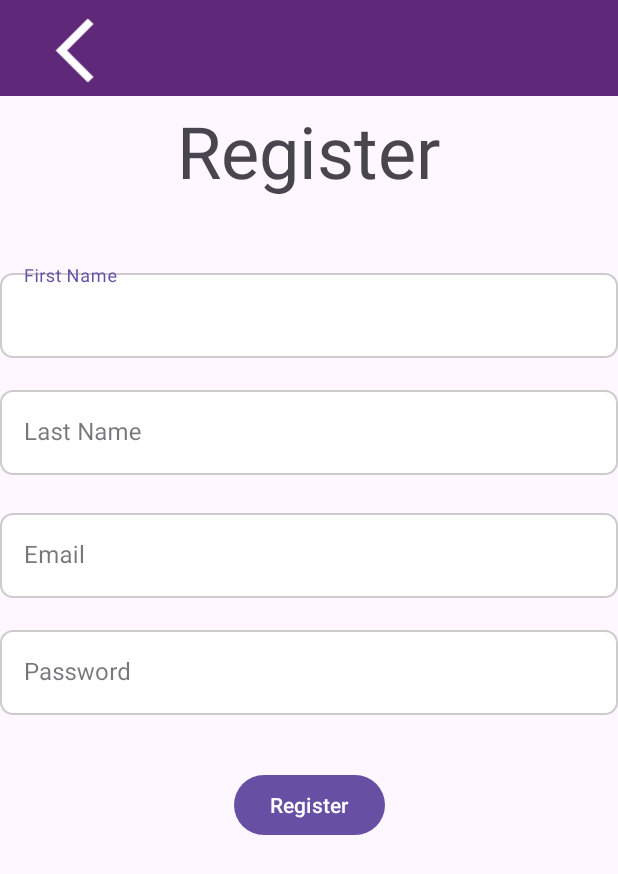
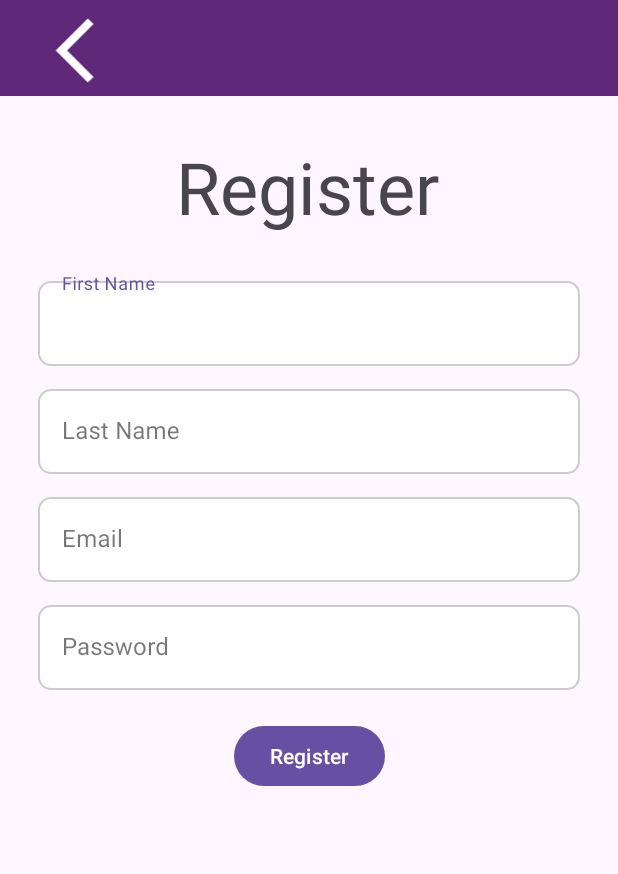
Before and after one commit to Hadicheayto/AndroidFinalProject, an Android app: the RegisterActivity screen opened directly, with no data from a screen before it, on a phone screen of 412 x 824 dp. Shown: the top 874 px of the screen. Run offline under Robolectric (Android 15) with nearby library versions, the phone set to English and light mode, and no system bars.

Commit message:
add more code and adjustments

```diff
--- a/app/build.gradle.kts
+++ b/app/build.gradle.kts
@@ -58,4 +58,6 @@ dependencies {
 
 
 
+
+
 }
--- a/app/src/main/java/com/example/tpproject/PropertyViewModel.kt
+++ b/app/src/main/java/com/example/tpproject/PropertyViewModel.kt
@@ -5,6 +5,7 @@ import androidx.lifecycle.MutableLiveData
 import androidx.lifecycle.ViewModel
 import com.example.tpproject.data.Property
 import com.example.tpproject.data.PropertyRepository
+import com.example.tpproject.data.TABLE_NAME
 import com.example.tpproject.data.User
 
 //class PropertyViewModel(private val propertyRepository: PropertyRepository) : ViewModel() {
@@ -52,4 +53,8 @@ class PropertyViewModel(private val propertyRepository: PropertyRepository) : Vi
         return propertyRepository.getUserByEmailAndPassword(email, password)
     }
 
+    fun deleteAllProperties(): Int {
+        return  propertyRepository.deleteAllProperties()
+    }
+
 }
--- a/app/src/main/java/com/example/tpproject/SignInActivity.kt
+++ b/app/src/main/java/com/example/tpproject/SignInActivity.kt
@@ -3,6 +3,7 @@ package com.example.tpproject
 import android.content.Intent
 import androidx.appcompat.app.AppCompatActivity
 import android.os.Bundle
+import android.util.Log
 import android.widget.Button
 import android.widget.EditText
 import android.widget.ImageView
@@ -36,7 +37,9 @@ class SignInActivity : AppCompatActivity() {
 
             if(validateForm(email,password))
             {
-                val user = viewModel.getUserByEmailAndPassword(email.text.toString(),password.text.toString())
+
+
+                val user = viewModel.getUserByEmailAndPassword(email.text.toString().lowercase(),password.text.toString())
 
                 if (user != null)
                 {
--- a/app/src/main/java/com/example/tpproject/data/DataBaseHandler.kt
+++ b/app/src/main/java/com/example/tpproject/data/DataBaseHandler.kt
@@ -233,4 +233,9 @@ class DataBaseHandler(context: Context) : SQLiteOpenHelper(context, DATABASE_NAM
         }
     }
 
+    fun deleteAllProperties(): Int {
+        val db = writableDatabase
+        return db.delete(TABLE_NAME, null, null)
+    }
+
 }
--- a/app/src/main/java/com/example/tpproject/data/PropertyRepository.kt
+++ b/app/src/main/java/com/example/tpproject/data/PropertyRepository.kt
@@ -73,6 +73,10 @@ class PropertyRepository private constructor(private val dataBaseHandler: DataBa
         return dataBaseHandler.getUserByEmailAndPassword(email, password)
     }
 
+    fun deleteAllProperties(): Int {
+        return dataBaseHandler.deleteAllProperties()
+    }
+
     companion object {
         @Volatile
         private var instance: PropertyRepository? = null
--- a/app/src/main/res/layout/activity_register.xml
+++ b/app/src/main/res/layout/activity_register.xml
@@ -5,6 +5,115 @@
     android:layout_width="match_parent"
     android:layout_height="match_parent"
     tools:context=".RegisterActivity">
+
+    <androidx.constraintlayout.widget.ConstraintLayout
+        android:layout_width="0dp"
+        android:layout_height="0dp"
+        android:padding="25dp"
+        app:layout_constraintBottom_toBottomOf="parent"
+        app:layout_constraintEnd_toEndOf="parent"
+        app:layout_constraintHorizontal_bias="1.0"
+        app:layout_constraintStart_toStartOf="parent"
+        app:layout_constraintTop_toBottomOf="@+id/textView"
+        app:layout_constraintVertical_bias="0.0">
+
+        <com.google.android.material.textfield.TextInputLayout
+            android:id="@+id/fnameContainer"
+            style="@style/Widget.MaterialComponents.TextInputLayout.OutlinedBox"
+            android:layout_width="0dp"
+            android:layout_height="wrap_content"
+            app:layout_constraintEnd_toEndOf="parent"
+            app:layout_constraintStart_toStartOf="parent"
+            app:layout_constraintTop_toTopOf="parent">
+
+            <EditText
+                android:id="@+id/fnameReg"
+                android:layout_width="match_parent"
+                android:layout_height="wrap_content"
+                android:background="@drawable/border_spinner"
+                android:ems="10"
+                android:hint="First Name"
+                android:inputType="text"
+                android:minHeight="48dp"
+                android:paddingLeft="5dp" />
+        </com.google.android.material.textfield.TextInputLayout>
+
+        <com.google.android.material.textfield.TextInputLayout
+            android:id="@+id/lnameContainer"
+            style="@style/Widget.MaterialComponents.TextInputLayout.OutlinedBox"
+            android:layout_width="0dp"
+            android:layout_height="wrap_content"
+            android:layout_marginTop="10dp"
+            app:layout_constraintEnd_toEndOf="parent"
+            app:layout_constraintStart_toStartOf="parent"
+            app:layout_constraintTop_toBottomOf="@+id/fnameContainer">
+
+            <EditText
+                android:id="@+id/lnameReg"
+                android:layout_width="match_parent"
+                android:layout_height="wrap_content"
+                android:background="@drawable/border_spinner"
+                android:ems="10"
+                android:hint="Last Name"
+                android:inputType="text"
+                android:minHeight="48dp"
+                android:paddingLeft="5dp" />
+        </com.google.android.material.textfield.TextInputLayout>
+
+        <com.google.android.material.textfield.TextInputLayout
+            android:id="@+id/emailContainer"
+            style="@style/Widget.MaterialComponents.TextInputLayout.OutlinedBox"
+            android:layout_width="0dp"
+            android:layout_height="wrap_content"
+            android:layout_marginTop="10dp"
+            app:layout_constraintEnd_toEndOf="parent"
+            app:layout_constraintStart_toStartOf="parent"
+            app:layout_constraintTop_toBottomOf="@+id/lnameContainer">
+
+            <EditText
+                android:id="@+id/emailReg"
+                android:layout_width="match_parent"
+                android:layout_height="wrap_content"
+                android:background="@drawable/border_spinner"
+                android:ems="10"
+                android:hint="Email"
+                android:inputType="textEmailAddress"
+                android:minHeight="48dp"
+                android:paddingLeft="5dp" />
+        </com.google.android.material.textfield.TextInputLayout>
+
+        <com.google.android.material.textfield.TextInputLayout
+            android:id="@+id/passwordContainer"
+            style="@style/Widget.MaterialComponents.TextInputLayout.OutlinedBox"
+            android:layout_width="0dp"
+            android:layout_height="wrap_content"
+            android:layout_marginTop="10dp"
+            app:layout_constraintEnd_toEndOf="parent"
+            app:layout_constraintStart_toStartOf="parent"
+            app:layout_constraintTop_toBottomOf="@+id/emailContainer">
+
+            <EditText
+                android:id="@+id/passwordReg"
+                android:layout_width="match_parent"
+                android:layout_height="wrap_content"
+                android:background="@drawable/border_spinner"
+                android:ems="10"
+                android:hint="Password"
+                android:inputType="textPassword"
+                android:minHeight="48dp"
+                android:paddingLeft="5dp" />
+        </com.google.android.material.textfield.TextInputLayout>
+
+        <Button
+            android:id="@+id/btnReg"
+            android:layout_width="wrap_content"
+            android:layout_height="wrap_content"
+            android:layout_marginTop="20dp"
+            android:text="Register"
+            app:layout_constraintEnd_toEndOf="parent"
+            app:layout_constraintStart_toStartOf="parent"
+            app:layout_constraintTop_toBottomOf="@+id/passwordContainer" />
+    </androidx.constraintlayout.widget.ConstraintLayout>
 
     <androidx.appcompat.widget.Toolbar
         android:id="@+id/toolbarRegister"
@@ -31,118 +140,21 @@
         android:id="@+id/textView"
         android:layout_width="wrap_content"
         android:layout_height="wrap_content"
-        android:layout_marginTop="68dp"
+        android:layout_marginTop="92dp"
         android:text="Register"
         android:textSize="48sp"
         app:layout_constraintEnd_toEndOf="parent"
-        app:layout_constraintHorizontal_bias="0.498"
+        app:layout_constraintHorizontal_bias="0.497"
         app:layout_constraintStart_toStartOf="parent"
         app:layout_constraintTop_toTopOf="parent" />
 
     <!-- First Name -->
-    <com.google.android.material.textfield.TextInputLayout
-        android:id="@+id/fnameContainer"
-        style="@style/Widget.MaterialComponents.TextInputLayout.OutlinedBox"
-        android:layout_width="0dp"
-        android:layout_height="wrap_content"
-        android:layout_marginTop="44dp"
-        app:layout_constraintEnd_toEndOf="parent"
-        app:layout_constraintHorizontal_bias="0.497"
-        app:layout_constraintStart_toStartOf="parent"
-        app:layout_constraintTop_toBottomOf="@+id/textView">
-
-        <EditText
-            android:id="@+id/fnameReg"
-            android:layout_width="match_parent"
-            android:layout_height="wrap_content"
-            android:background="@drawable/border_spinner"
-            android:ems="10"
-            android:hint="First Name"
-            android:inputType="text"
-            android:minHeight="48dp"
-            android:paddingLeft="5dp" />
-    </com.google.android.material.textfield.TextInputLayout>
 
     <!-- Last Name -->
-    <com.google.android.material.textfield.TextInputLayout
-        android:id="@+id/lnameContainer"
-        style="@style/Widget.MaterialComponents.TextInputLayout.OutlinedBox"
-        android:layout_width="0dp"
-        android:layout_height="wrap_content"
-        android:layout_marginTop="16dp"
-        app:layout_constraintEnd_toEndOf="parent"
-        app:layout_constraintHorizontal_bias="0.497"
-        app:layout_constraintStart_toStartOf="parent"
-        app:layout_constraintTop_toBottomOf="@+id/fnameContainer">
-
-        <EditText
-            android:id="@+id/lnameReg"
-            android:layout_width="match_parent"
-            android:layout_height="wrap_content"
-            android:background="@drawable/border_spinner"
-            android:ems="10"
-            android:hint="Last Name"
-            android:inputType="text"
-            android:minHeight="48dp"
-            android:paddingLeft="5dp" />
-    </com.google.android.material.textfield.TextInputLayout>
 
     <!-- Email -->
-    <com.google.android.material.textfield.TextInputLayout
-        android:id="@+id/emailContainer"
-        style="@style/Widget.MaterialComponents.TextInputLayout.OutlinedBox"
-        android:layout_width="0dp"
-        android:layout_height="wrap_content"
-        android:layout_marginTop="20dp"
-        app:layout_constraintEnd_toEndOf="parent"
-        app:layout_constraintHorizontal_bias="0.497"
-        app:layout_constraintStart_toStartOf="parent"
-        app:layout_constraintTop_toBottomOf="@+id/lnameContainer">
-
-        <EditText
-            android:id="@+id/emailReg"
-            android:layout_width="match_parent"
-            android:layout_height="wrap_content"
-            android:background="@drawable/border_spinner"
-            android:ems="10"
-            android:hint="Email"
-            android:inputType="textEmailAddress"
-            android:minHeight="48dp"
-            android:paddingLeft="5dp" />
-    </com.google.android.material.textfield.TextInputLayout>
 
     <!-- Password -->
-    <com.google.android.material.textfield.TextInputLayout
-        android:id="@+id/passwordContainer"
-        style="@style/Widget.MaterialComponents.TextInputLayout.OutlinedBox"
-        android:layout_width="0dp"
-        android:layout_height="wrap_content"
-        android:layout_marginTop="16dp"
-        app:layout_constraintEnd_toEndOf="parent"
-        app:layout_constraintHorizontal_bias="0.497"
-        app:layout_constraintStart_toStartOf="parent"
-        app:layout_constraintTop_toBottomOf="@+id/emailContainer">
-
-        <EditText
-            android:id="@+id/passwordReg"
-            android:layout_width="match_parent"
-            android:layout_height="wrap_content"
-            android:background="@drawable/border_spinner"
-            android:ems="10"
-            android:hint="Password"
-            android:inputType="textPassword"
-            android:minHeight="48dp"
-            android:paddingLeft="5dp" />
-    </com.google.android.material.textfield.TextInputLayout>
 
     <!-- Register Button -->
-    <Button
-        android:id="@+id/btnReg"
-        android:layout_width="wrap_content"
-        android:layout_height="wrap_content"
-        android:layout_marginTop="36dp"
-        android:text="Register"
-        app:layout_constraintEnd_toEndOf="parent"
-        app:layout_constraintStart_toStartOf="parent"
-        app:layout_constraintTop_toBottomOf="@+id/passwordContainer" />
 </androidx.constraintlayout.widget.ConstraintLayout>
--- a/app/src/main/res/values/colors.xml
+++ b/app/src/main/res/values/colors.xml
@@ -4,6 +4,7 @@
     <color name="white">#FFFFFFFF</color>
     <color name="steelBlue"> #4682B4</color>
     <color name="violet"> #5F2879</color>
+    <color name="grey"> #808080</color>
 
 
 </resources>
```
Also changed, not shown: app/src/main/AndroidManifest.xml (+14 -0 lines), app/src/main/java/com/example/tpproject/GeneralFunctions.kt (added, +44 -0 lines), app/src/main/java/com/example/tpproject/RecycleViewAdapter.kt (+10 -0 lines), app/src/main/java/com/example/tpproject/RegisterActivity.kt (+16 -3 lines), app/src/main/java/com/example/tpproject/WelcomeScreenActivity.kt (+12 -0 lines), app/src/main/java/com/example/tpproject/fragments/CreatePropertyFragment.kt (+79 -35 lines), app/src/main/java/com/example/tpproject/fragments/HomeFragment.kt (+3 -5 lines), app/src/main/java/com/example/tpproject/profile.kt (+51 -3 lines), app/src/main/java/com/example/tpproject/property_details.kt (+5 -2 lines), app/src/main/res/layout/activity_sign_in.xml (+63 -49 lines), app/src/main/res/layout/fragment_property_create.xml (+44 -23 lines).
